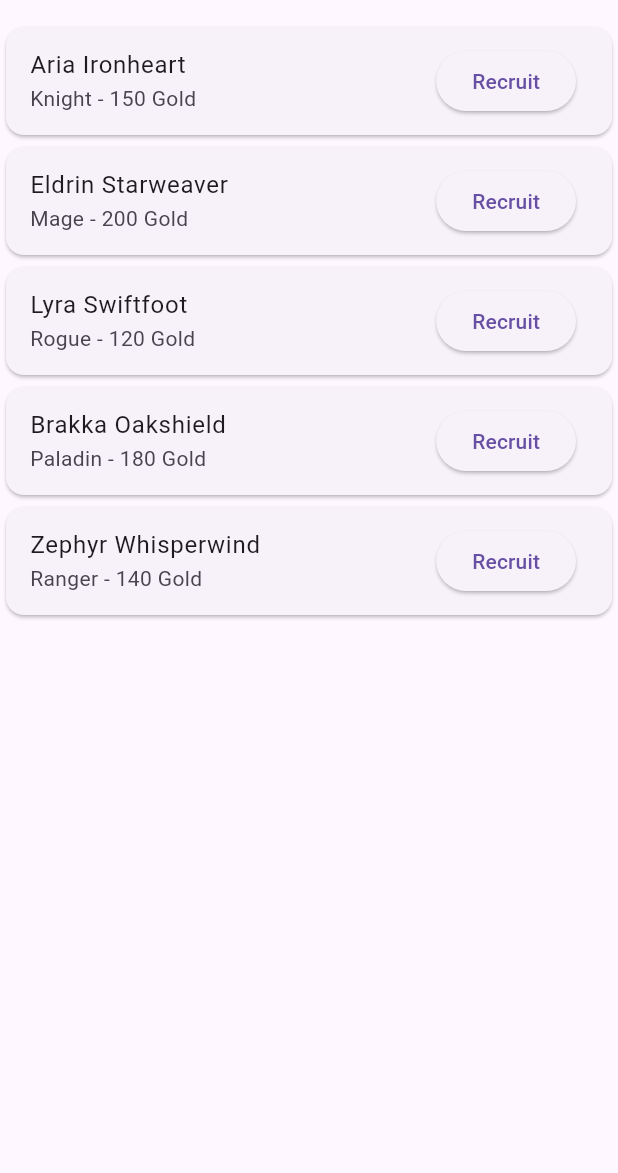
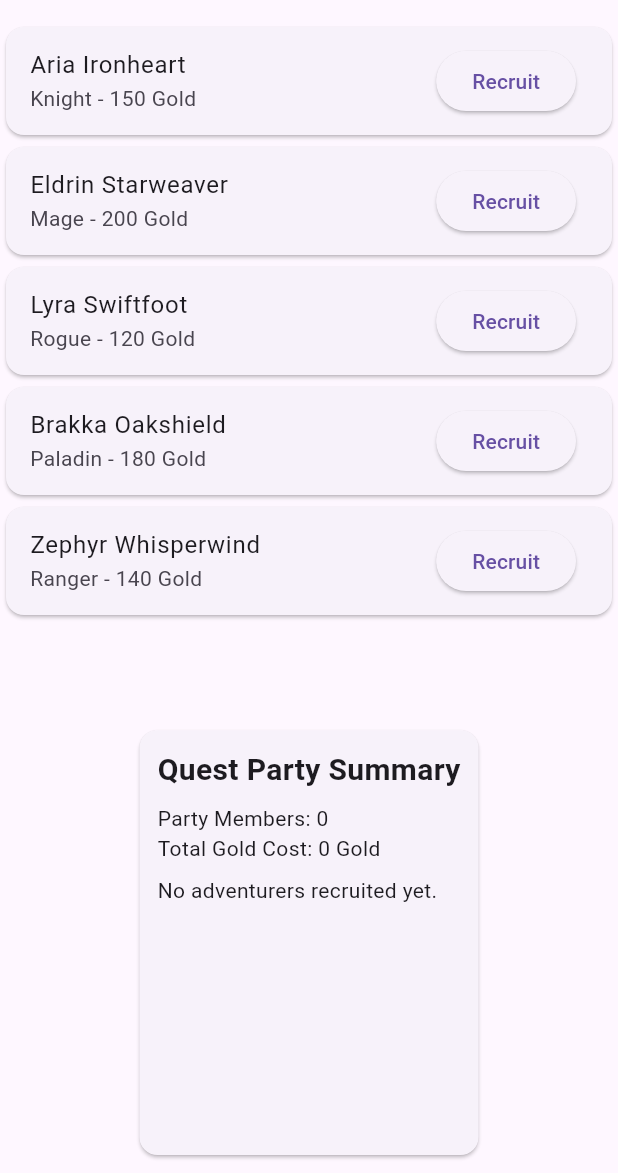
Before and after one commit to prestonmixon28-del/gild, a Flutter app: the screen it shows after launch, on a phone screen of 412 x 824 dp, the part 63-1236 px from its top. Run offline on Flutter 3.47's test engine with Material 3 defaults, Android fonts, the light colour scheme and no system bars.

Commit message:
phase 4 done

```diff
--- a/lib/main.dart
+++ b/lib/main.dart
@@ -2,6 +2,7 @@ import 'package:flutter/material.dart';
 import 'package:provider/provider.dart';
 import 'party_model.dart';
 import 'guild_hall_roster.dart';
+import 'party_summary.dart';
 
 void main() {
   runApp(
@@ -23,7 +24,7 @@ class MyApp extends StatelessWidget {
         appBar: AppBar(
           title: const Text('Adventuring Guild'),
         ),
-        body: GuildHallRoster(),
+        body: Column(children: [Expanded(flex: 3, child: GuildHallRoster()), Expanded(flex: 2, child: PartySummary())],)
       ),
     );
   }
--- /dev/null
+++ b/lib/party_summary.dart
@@ -0,0 +1,51 @@
+import 'package:flutter/material.dart';
+import 'package:provider/provider.dart';
+import 'party_model.dart';
+
+class PartySummary extends StatelessWidget {
+  const PartySummary({super.key});
+
+  @override
+  Widget build(BuildContext context) {
+    final partyModel = context.watch<PartyModel>();
+
+    return Card(
+      margin: const EdgeInsets.all(12),
+      child: Padding(
+        padding: const EdgeInsets.all(12),
+        child: Column(
+          crossAxisAlignment: CrossAxisAlignment.start,
+          children: [
+            const Text(
+              'Quest Party Summary',
+              style: TextStyle(
+                fontSize: 20,
+                fontWeight: FontWeight.bold,
+              ),
+            ),
+            const SizedBox(height: 8),
+            Text('Party Members: ${partyModel.partyCount}'),
+            Text('Total Gold Cost: ${partyModel.totalCost} Gold'),
+            const SizedBox(height: 8),
+            if (partyModel.party.isEmpty)
+              const Text('No adventurers recruited yet.')
+            else
+              ...partyModel.party.map(
+                (adventurer) => ListTile(
+                  contentPadding: EdgeInsets.zero,
+                  title: Text(adventurer.name),
+                  subtitle: Text(adventurer.role),
+                  trailing: IconButton(
+                    icon: const Icon(Icons.remove_circle_outline),
+                    onPressed: () {
+                      partyModel.removeAdventurer(adventurer);
+                    },
+                  ),
+                ),
+              ),
+          ],
+        ),
+      ),
+    );
+  }
+}
```
Also changed, not shown: 1 other file.
